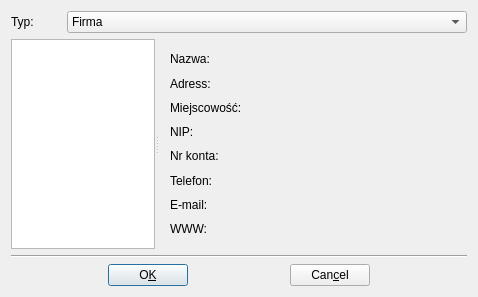
The window that KontrahenciLista.ui (juliagoda/qfaktury) describes before a commit, drawn with Qt 5.
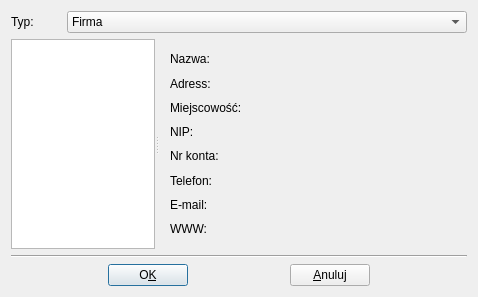
The same window after the commit.

```diff
--- a/KontrahenciLista.ui
+++ b/KontrahenciLista.ui
@@ -422,7 +422,7 @@
        <item>
         <widget class="QPushButton" name="cancelBtn" >
          <property name="text" >
-          <string>Can&amp;cel</string>
+          <string>&amp;Anuluj</string>
          </property>
          <property name="shortcut" >
           <string>Alt+C</string>
```
Left out of the diff: 9 changed lines with no effect on the pictures.
